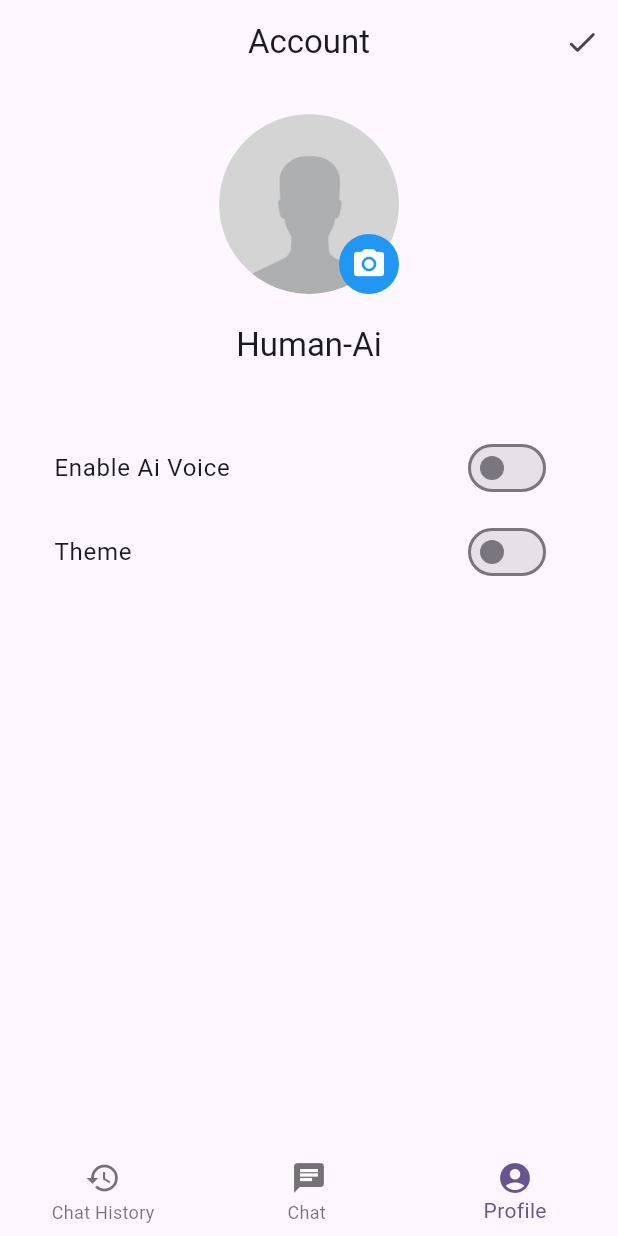
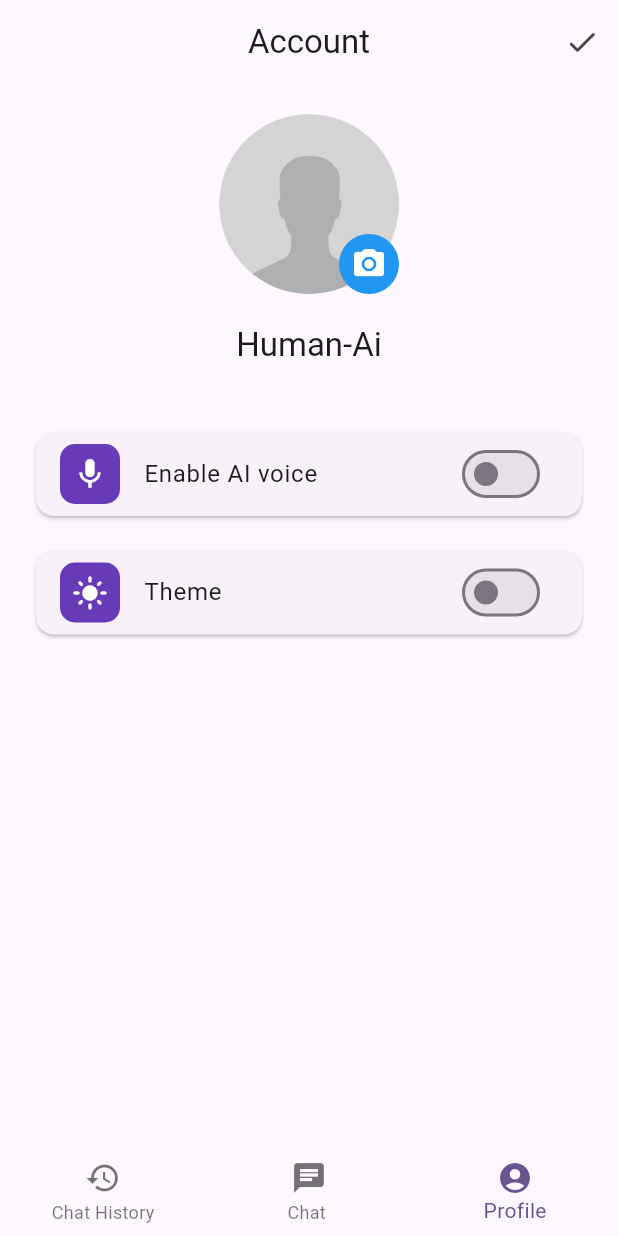
Before and after one commit to guptakaran11/AI-Chat, a Flutter app: the screen it shows after launch, swiped to page 3, on a phone screen of 412 x 824 dp. Run offline on Flutter 3.47's test engine with Material 3 defaults, Android fonts, the phone set to English and light mode, and no system bars; our stand-ins replace flutter_markdown, flutter_spinkit, google_generative_ai, hive, hive_flutter, image_picker; accounts and stored records are empty.

Commit message:
dark theme light theme toogle complete

```diff
--- a/lib/View/Widgets/settings_tile.dart
+++ b/lib/View/Widgets/settings_tile.dart
@@ -1,10 +1,42 @@
 import 'package:flutter/material.dart';
 
 class SettingTile extends StatelessWidget {
-  const SettingTile({super.key});
+  final IconData icon;
+  final String title;
+  final bool value;
+  final ValueChanged<bool> onChanged;
+
+  const SettingTile({
+    super.key,
+    required this.icon,
+    required this.title,
+    required this.value,
+    required this.onChanged,
+  });
 
   @override
   Widget build(BuildContext context) {
-    return Container();
+    return Card(
+      child: ListTile(
+        leading: Container(
+          decoration: BoxDecoration(
+            color: Colors.deepPurple,
+            borderRadius: BorderRadius.circular(10.0),
+          ),
+          child: Padding(
+            padding: const EdgeInsets.all(8.0),
+            child: Icon(
+              icon,
+              color: Colors.white,
+            ),
+          ),
+        ),
+        title: Text(title),
+        trailing: Switch(
+          value: value,
+          onChanged: onChanged,
+        ),
+      ),
+    );
   }
 }
--- a/lib/View/screens/profileScreen.dart
+++ b/lib/View/screens/profileScreen.dart
@@ -8,13 +8,16 @@ import 'dart:io';
 import 'package:flutter/material.dart';
 import 'package:hive_flutter/hive_flutter.dart';
 import 'package:image_picker/image_picker.dart';
+import 'package:provider/provider.dart';
 
 //* Services
 import '../../Controller/Services/HiveStorage/boxes.dart';
 import '../../Controller/Services/HiveStorage/setting.dart';
+import '../../Controller/provider/settings_provider.dart';
 
 //* Widgets
 import '../Widgets/display_image.dart';
+import '../Widgets/settings_tile.dart';
 
 class ProfileScreen extends StatefulWidget {
   const ProfileScreen({super.key});
@@ -83,6 +86,9 @@ class _ProfileScreenState extends State<ProfileScreen> {
           IconButton(
             onPressed: () {
               // save the data
+              // this is not tested
+              final settingProvider = context.read<SettingsProvider>();
+              settingProvider.getSavedSettings();
             },
             icon: const Icon(Icons.check_rounded),
           ),
@@ -123,16 +129,33 @@ class _ProfileScreenState extends State<ProfileScreen> {
                     return Column(
                       children: [
                         // Ai voice
-                        SwitchListTile(
-                          title: const Text('Enable Ai Voice'),
+                        SettingTile(
+                          icon: Icons.mic,
+                          title: "Enable AI voice",
                           value: false,
-                          onChanged: (value) {},
+                          onChanged: (value) {
+                            final settingProvider =
+                                context.read<SettingsProvider>();
+                            settingProvider.toggleSpeak(
+                              value: value,
+                            );
+                          },
+                        ),
+                        const SizedBox(
+                          height: 15.0,
                         ),
                         // Theme
-                        SwitchListTile(
-                          title: const Text('Theme'),
+                        SettingTile(
+                          icon: Icons.light_mode,
+                          title: "Theme",
                           value: false,
-                          onChanged: (value) {},
+                          onChanged: (value) {
+                            final settingProvider =
+                                context.read<SettingsProvider>();
+                            settingProvider.toggleDarkMode(
+                              value: value,
+                            );
+                          },
                         ),
                       ],
                     );
@@ -140,13 +163,35 @@ class _ProfileScreenState extends State<ProfileScreen> {
                     final settings = box.getAt(0);
                     return Column(
                       children: [
-                        // dark mode
-                        SwitchListTile(
-                          title: const Text('Dark Mode'),
-                          value: settings!.isDarkTheme,
+                        // Ai voice
+                        SettingTile(
+                          icon: Icons.mic,
+                          title: "Enable AI voice",
+                          value: settings!.shouldSpeak,
                           onChanged: (value) {
-                            settings.isDarkTheme = value;
-                            settings.save();
+                            final settingProvider =
+                                context.read<SettingsProvider>();
+                            settingProvider.toggleSpeak(
+                              value: value,
+                            );
+                          },
+                        ),
+                        const SizedBox(
+                          height: 15.0,
+                        ),
+                        // Theme
+                        SettingTile(
+                          icon: settings.isDarkTheme
+                              ? Icons.dark_mode
+                              : Icons.light_mode,
+                          title: "Theme",
+                          value: settings.isDarkTheme,
+                          onChanged: (value) {
+                            final settingProvider =
+                                context.read<SettingsProvider>();
+                            settingProvider.toggleDarkMode(
+                              value: value,
+                            );
                           },
                         ),
                       ],
```
Also changed, not shown: 1 other file.
